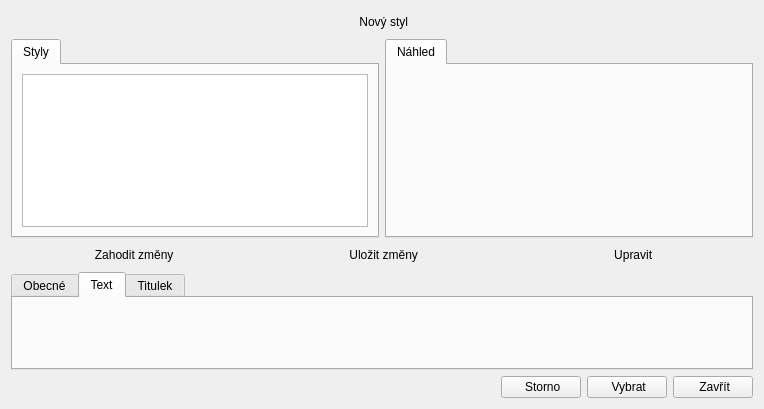
Old version of the form src/gui/stylesdialog.ui in the repository CZDanol/StrawLumen.
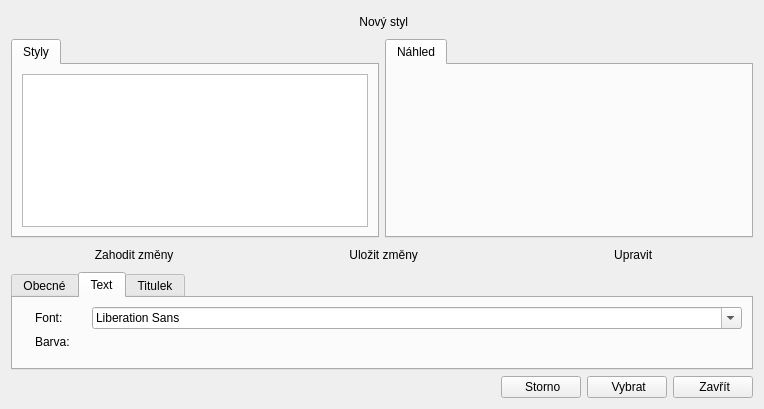
New version of the form. The open tabs and pages were chosen to show the change. Icons and pictures are not drawn. Custom widgets are drawn as their Qt base class.

Patch:
```diff
--- a/src/gui/stylesdialog.ui
+++ b/src/gui/stylesdialog.ui
@@ -270,6 +270,78 @@
       <attribute name="title">
        <string>Text</string>
       </attribute>
+      <layout class="QGridLayout" name="gridLayout_2">
+       <item row="0" column="3">
+        <widget class="QFontComboBox" name="cmbTextFont">
+         <property name="sizePolicy">
+          <sizepolicy hsizetype="Expanding" vsizetype="Fixed">
+           <horstretch>0</horstretch>
+           <verstretch>0</verstretch>
+          </sizepolicy>
+         </property>
+        </widget>
+       </item>
+       <item row="0" column="1">
+        <widget class="QLabel" name="label_6">
+         <property name="text">
+          <string>Font:</string>
+         </property>
+        </widget>
+       </item>
+       <item row="0" column="0">
+        <widget class="QLabel" name="label_5">
+         <property name="pixmap">
+          <pixmap resource="../../res/resources.qrc">:/icons/16/Choose Font_16px.png</pixmap>
+         </property>
+        </widget>
+       </item>
+       <item row="0" column="2">
+        <spacer name="horizontalSpacer_3">
+         <property name="orientation">
+          <enum>Qt::Horizontal</enum>
+         </property>
+         <property name="sizeType">
+          <enum>QSizePolicy::Preferred</enum>
+         </property>
+         <property name="sizeHint" stdset="0">
+          <size>
+           <width>16</width>
+           <height>20</height>
+          </size>
+         </property>
+        </spacer>
+       </item>
+       <item row="2" column="1">
+        <spacer name="verticalSpacer_2">
+         <property name="orientation">
+          <enum>Qt::Vertical</enum>
+         </property>
+         <property name="sizeHint" stdset="0">
+          <size>
+           <width>20</width>
+           <height>40</height>
+          </size>
+         </property>
+        </spacer>
+       </item>
+       <item row="1" column="0">
+        <widget class="QLabel" name="label_7">
+         <property name="pixmap">
+          <pixmap resource="../../res/resources.qrc">:/icons/16/Swatch_16px.png</pixmap>
+         </property>
+        </widget>
+       </item>
+       <item row="1" column="1">
+        <widget class="QLabel" name="label_8">
+         <property name="text">
+          <string>Barva:</string>
+         </property>
+        </widget>
+       </item>
+       <item row="1" column="3">
+        <widget class="ColorSelectionWidget" name="wgtTextColor" native="true"/>
+       </item>
+      </layout>
      </widget>
      <widget class="QWidget" name="tab_4">
       <attribute name="icon">
@@ -337,6 +409,14 @@
    </item>
   </layout>
  </widget>
+ <customwidgets>
+  <customwidget>
+   <class>ColorSelectionWidget</class>
+   <extends>QWidget</extends>
+   <header>wgt/colorselectionwidget.h</header>
+   <container>1</container>
+  </customwidget>
+ </customwidgets>
  <resources>
   <include location="../../res/resources.qrc"/>
  </resources>
```
Left out of the diff: 29 changed lines with no effect on the pictures.
